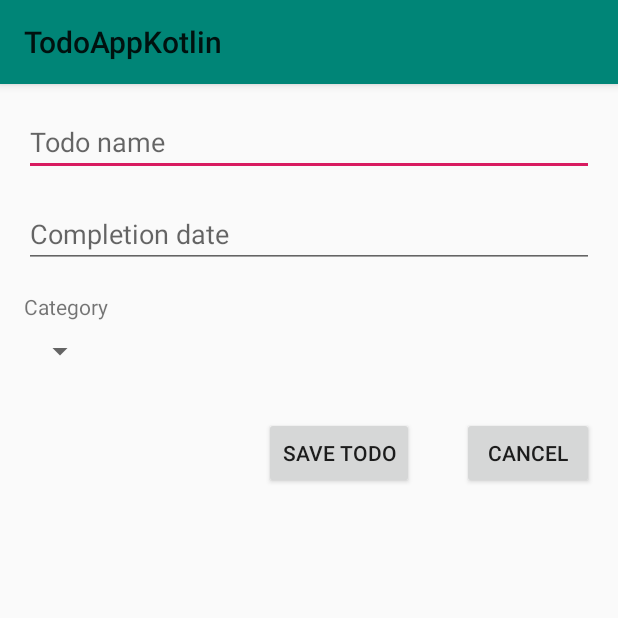
After one commit to marteczek/TodoAppKotlin, an Android app: the TodoEditorActivity screen opened directly, with no data from a screen before it, on a phone screen of 412 x 824 dp, the top half of it. The commit adds this screen. Run offline under Robolectric (Android 15) with nearby library versions, the phone set to English and light mode, and no system bars.

Commit message:
activities work

```diff
--- a/app/src/main/AndroidManifest.xml
+++ b/app/src/main/AndroidManifest.xml
@@ -9,10 +9,12 @@
         android:roundIcon="@mipmap/ic_launcher_round"
         android:supportsRtl="true"
         android:theme="@style/AppTheme">
-        <activity android:name=".activity.TodoListActivity">
+        <activity android:name=".activity.TodoEditorActivity"></activity>
+        <activity android:name=".activity.TodoListActivity"
+            android:launchMode="singleTop"
+            android:theme="@style/AppTheme.NoActionBar">
             <intent-filter>
                 <action android:name="android.intent.action.MAIN" />
-
                 <category android:name="android.intent.category.LAUNCHER" />
             </intent-filter>
         </activity>
--- /dev/null
+++ b/app/src/main/java/com/marteczek/todoappkotlin/activity/TodoEditorActivity.kt
@@ -0,0 +1,41 @@
+package com.marteczek.todoappkotlin.activity
+
+import androidx.appcompat.app.AppCompatActivity
+import android.os.Bundle
+import android.text.TextUtils
+import android.view.View
+import androidx.lifecycle.ViewModelProvider
+import com.marteczek.todoappkotlin.R
+import com.marteczek.todoappkotlin.database.entity.Todo
+import com.marteczek.todoappkotlin.viewmodel.TodoEditorViewModel
+import kotlinx.android.synthetic.main.activity_todo_editor.*
+
+class TodoEditorActivity : AppCompatActivity() {
+    private val viewModel by lazy {
+        ViewModelProvider(this).get(TodoEditorViewModel::class.java)
+    }
+
+    override fun onCreate(savedInstanceState: Bundle?) {
+        super.onCreate(savedInstanceState)
+        setContentView(R.layout.activity_todo_editor)
+        bindButtons()
+    }
+
+    private fun bindButtons() {
+        saveButton.setOnClickListener(this::saveTodo)
+        cancelButton.setOnClickListener(this::cancel)
+    }
+
+    fun saveTodo(v: View) {
+        val todoName = todoNameEditText.text.toString()
+        if (!TextUtils.isEmpty(todoName)){
+            val todo = Todo( todoName = todoName)
+            viewModel.insertTodo(todo)
+            finish()
+        }
+    }
+
+    fun cancel(v: View) {
+        finish()
+    }
+}
--- a/app/src/main/java/com/marteczek/todoappkotlin/database/entity/Todo.kt
+++ b/app/src/main/java/com/marteczek/todoappkotlin/database/entity/Todo.kt
@@ -13,7 +13,7 @@ data class Todo(
     @ColumnInfo(name = "todo_name")
     val todoName: String,
 
-    val completionDate: Date?,
+    val completionDate: Date? = null,
 
-    val category: String?
+    val category: String? = null
 )
--- a/app/src/main/java/com/marteczek/todoappkotlin/service/TodoService.kt
+++ b/app/src/main/java/com/marteczek/todoappkotlin/service/TodoService.kt
@@ -1,6 +1,7 @@
 package com.marteczek.todoappkotlin.service
 
 import android.util.Log
+import androidx.lifecycle.LiveData
 import com.marteczek.todoappkotlin.database.dao.TodoDao
 import com.marteczek.todoappkotlin.database.entity.Todo
 import java.sql.SQLException
@@ -11,9 +12,12 @@ class TodoService(
 
     fun insertTodo(todo: Todo) {
         try {
-            todoDao.insert(todo)
+            val id = todoDao.insert(todo)
+            Log.d(TAG, "id = $id")
         } catch (e: SQLException) {
             Log.e(TAG, "SQLException")
         }
     }
+
+    fun getTodos(): LiveData<List<Todo>> = todoDao.findAllAsync()
 }
--- /dev/null
+++ b/app/src/main/res/drawable/ic_delete_white_36dp.xml
@@ -0,0 +1,5 @@
+<vector android:height="36dp" android:tint="#FFFFFF"
+    android:viewportHeight="24.0" android:viewportWidth="24.0"
+    android:width="36dp" xmlns:android="http://schemas.android.com/apk/res/android">
+    <path android:fillColor="#FF000000" android:pathData="M6,19c0,1.1 0.9,2 2,2h8c1.1,0 2,-0.9 2,-2V7H6v12zM19,4h-3.5l-1,-1h-5l-1,1H5v2h14V4z"/>
+</vector>
--- /dev/null
+++ b/app/src/main/res/layout/activity_todo_editor.xml
@@ -0,0 +1,76 @@
+<?xml version="1.0" encoding="utf-8"?>
+<androidx.constraintlayout.widget.ConstraintLayout xmlns:android="http://schemas.android.com/apk/res/android"
+    xmlns:app="http://schemas.android.com/apk/res-auto"
+    xmlns:tools="http://schemas.android.com/tools"
+    android:layout_width="match_parent"
+    android:layout_height="match_parent"
+    tools:context=".activity.TodoEditorActivity">
+
+    <EditText
+        android:id="@+id/todoNameEditText"
+        android:layout_width="0dp"
+        android:layout_height="wrap_content"
+        android:layout_marginStart="16dp"
+        android:layout_marginLeft="16dp"
+        android:layout_marginTop="16dp"
+        android:layout_marginEnd="16dp"
+        android:layout_marginRight="16dp"
+        android:ems="10"
+        android:hint="@string/todo_name"
+        android:inputType="text"
+        app:layout_constraintEnd_toEndOf="parent"
+        app:layout_constraintStart_toStartOf="parent"
+        app:layout_constraintTop_toTopOf="parent" />
+
+    <EditText
+        android:id="@+id/completionDateEditText"
+        android:layout_width="0dp"
+        android:layout_height="wrap_content"
+        android:layout_marginTop="16dp"
+        android:ems="10"
+        android:focusable="false"
+        android:hint="@string/completion_date"
+        android:inputType="date"
+        app:layout_constraintEnd_toEndOf="@+id/todoNameEditText"
+        app:layout_constraintStart_toStartOf="@+id/todoNameEditText"
+        app:layout_constraintTop_toBottomOf="@+id/todoNameEditText" />
+
+    <Spinner
+        android:id="@+id/categorySpinner"
+        android:layout_width="wrap_content"
+        android:layout_height="wrap_content"
+        android:layout_marginTop="8dp"
+        app:layout_constraintStart_toStartOf="@+id/todoNameEditText"
+        app:layout_constraintTop_toBottomOf="@+id/category_label" />
+
+    <TextView
+        android:id="@+id/category_label"
+        android:layout_width="wrap_content"
+        android:layout_height="wrap_content"
+        android:layout_marginTop="16dp"
+        android:text="@string/category"
+        app:layout_constraintStart_toStartOf="@+id/todoNameEditText"
+        app:layout_constraintTop_toBottomOf="@+id/completionDateEditText" />
+
+    <Button
+        android:id="@+id/saveButton"
+        android:layout_width="wrap_content"
+        android:layout_height="wrap_content"
+        android:layout_marginTop="32dp"
+        android:layout_marginEnd="32dp"
+        android:layout_marginRight="32dp"
+        android:text="@string/save_todo"
+        app:layout_constraintEnd_toStartOf="@+id/cancelButton"
+        app:layout_constraintTop_toBottomOf="@+id/categorySpinner" />
+
+    <Button
+        android:id="@+id/cancelButton"
+        android:layout_width="wrap_content"
+        android:layout_height="wrap_content"
+        android:layout_marginEnd="16dp"
+        android:layout_marginRight="16dp"
+        android:text="@string/cancel"
+        app:layout_constraintEnd_toEndOf="parent"
+        app:layout_constraintTop_toTopOf="@+id/saveButton" />
+
+</androidx.constraintlayout.widget.ConstraintLayout>
--- /dev/null
+++ b/app/src/main/res/values/dimens.xml
@@ -0,0 +1,4 @@
+<?xml version="1.0" encoding="utf-8"?>
+<resources>
+    <dimen name="fab_margin">16dp</dimen>
+</resources>
--- a/app/src/main/res/values/strings.xml
+++ b/app/src/main/res/values/strings.xml
@@ -1,3 +1,19 @@
 <resources>
     <string name="app_name">TodoAppKotlin</string>
+    <string name="no_todos_available">There is no todo. Click the red button to add a new todo.</string>
+    <string name="name_label">Name</string>
+    <string name="save_todo">Save todo</string>
+    <string name="cancel">Cancel</string>
+    <string name="category">Category</string>
+    <string name="todo_name">Todo name</string>
+    <string name="completion_date">Completion date</string>
+    <string name="todo_has_been_added">Todo has been added.</string>
+    <string name="category_work">Work</string>
+    <string name="category_shopping">Shopping</string>
+    <string name="category_other">Other</string>
+    <string name="saving">Saving</string>
+    <string name="question_retry_save">Failed to save the data. Do you want to retry the save?</string>
+    <string name="yes">Yes</string>
+    <string name="no">No</string>
+    <string name="fill_todo_name">Fill the todo name field.</string>
 </resources>
--- a/app/src/main/res/values/styles.xml
+++ b/app/src/main/res/values/styles.xml
@@ -1,11 +1,18 @@
 <resources>
 
-    <!-- Base application theme. -->
-    <style name="AppTheme" parent="Theme.AppCompat.Light.DarkActionBar">
-        <!-- Customize your theme here. -->
+    <style name="AppTheme" parent="Theme.AppCompat.DayNight">
         <item name="colorPrimary">@color/colorPrimary</item>
         <item name="colorPrimaryDark">@color/colorPrimaryDark</item>
         <item name="colorAccent">@color/colorAccent</item>
     </style>
 
+    <style name="AppTheme.NoActionBar">
+        <item name="windowActionBar">false</item>
+        <item name="windowNoTitle">true</item>
+    </style>
+
+    <style name="AppTheme.AppBarOverlay" parent="ThemeOverlay.AppCompat.Dark.ActionBar" />
+
+    <style name="AppTheme.PopupOverlay" parent="ThemeOverlay.AppCompat.Light" />
+
 </resources>
```
Also changed, not shown: app/build.gradle (+39 -7 lines), app/src/main/java/com/marteczek/todoappkotlin/activity/TodoListActivity.kt (+28 -1 lines), app/src/main/java/com/marteczek/todoappkotlin/activity/TodoListAdapter.kt (added, +56 -0 lines), app/src/main/java/com/marteczek/todoappkotlin/viewmodel/TodoEditorViewModel.kt (added, +27 -0 lines), app/src/main/java/com/marteczek/todoappkotlin/viewmodel/TodoListViewModel.kt (added, +17 -0 lines), app/src/main/res/drawable/ic_add_black_24dp.xml (added, +9 -0 lines), app/src/main/res/layout/activity_todo_list.xml (+39 -7 lines), app/src/main/res/layout/recyclerview_todo_item.xml (added, +55 -0 lines), 1 other file.
